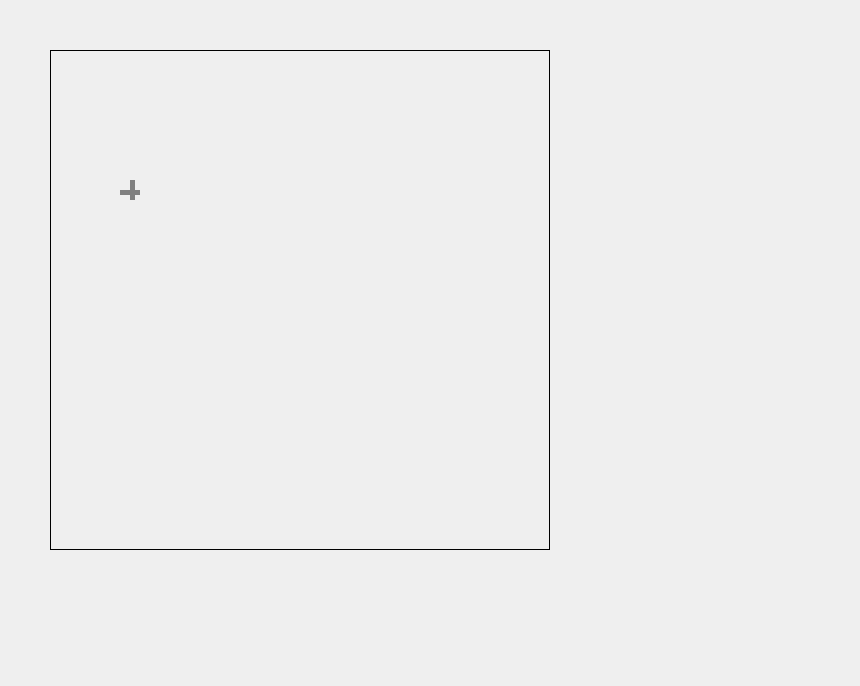
Before: the Qt Designer form panTiltGrid.ui in 68Duck/PiDMX, drawn with Qt 5.
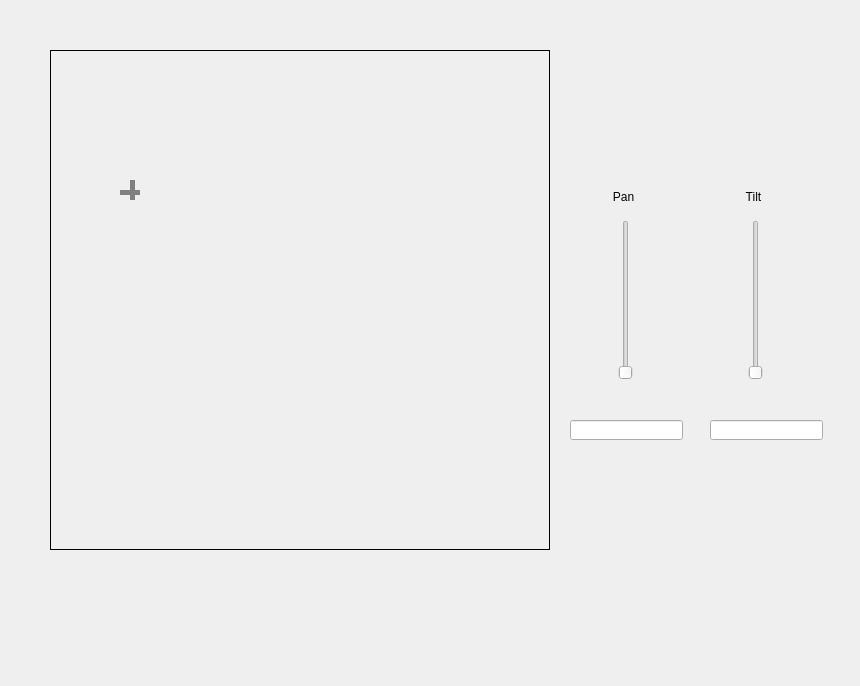
After: the same form once the commit is applied.

Commit message: Updated pan/tilt grid to have sliders + text boxes

```diff
--- a/panTiltGrid.ui
+++ b/panTiltGrid.ui
@@ -69,6 +69,96 @@
     </property>
    </widget>
   </widget>
+  <widget class="QLineEdit" name="panTextInput">
+   <property name="geometry">
+    <rect>
+     <x>570</x>
+     <y>420</y>
+     <width>113</width>
+     <height>20</height>
+    </rect>
+   </property>
+  </widget>
+  <widget class="QLineEdit" name="tiltTextInput">
+   <property name="geometry">
+    <rect>
+     <x>710</x>
+     <y>420</y>
+     <width>113</width>
+     <height>20</height>
+    </rect>
+   </property>
+  </widget>
+  <widget class="QSlider" name="panSlider">
+   <property name="geometry">
+    <rect>
+     <x>610</x>
+     <y>220</y>
+     <width>31</width>
+     <height>160</height>
+    </rect>
+   </property>
+   <property name="minimum">
+    <number>1</number>
+   </property>
+   <property name="maximum">
+    <number>100</number>
+   </property>
+   <property name="orientation">
+    <enum>Qt::Vertical</enum>
+   </property>
+  </widget>
+  <widget class="QSlider" name="tiltSlider">
+   <property name="geometry">
+    <rect>
+     <x>740</x>
+     <y>220</y>
+     <width>31</width>
+     <height>160</height>
+    </rect>
+   </property>
+   <property name="minimum">
+    <number>1</number>
+   </property>
+   <property name="maximum">
+    <number>100</number>
+   </property>
+   <property name="orientation">
+    <enum>Qt::Vertical</enum>
+   </property>
+  </widget>
+  <widget class="QLabel" name="label">
+   <property name="geometry">
+    <rect>
+     <x>600</x>
+     <y>190</y>
+     <width>47</width>
+     <height>14</height>
+    </rect>
+   </property>
+   <property name="text">
+    <string>Pan</string>
+   </property>
+   <property name="alignment">
+    <set>Qt::AlignCenter</set>
+   </property>
+  </widget>
+  <widget class="QLabel" name="label_2">
+   <property name="geometry">
+    <rect>
+     <x>730</x>
+     <y>190</y>
+     <width>47</width>
+     <height>14</height>
+    </rect>
+   </property>
+   <property name="text">
+    <string>Tilt</string>
+   </property>
+   <property name="alignment">
+    <set>Qt::AlignCenter</set>
+   </property>
+  </widget>
  </widget>
  <resources/>
  <connections/>
```
The commit also changes 1 other file.
